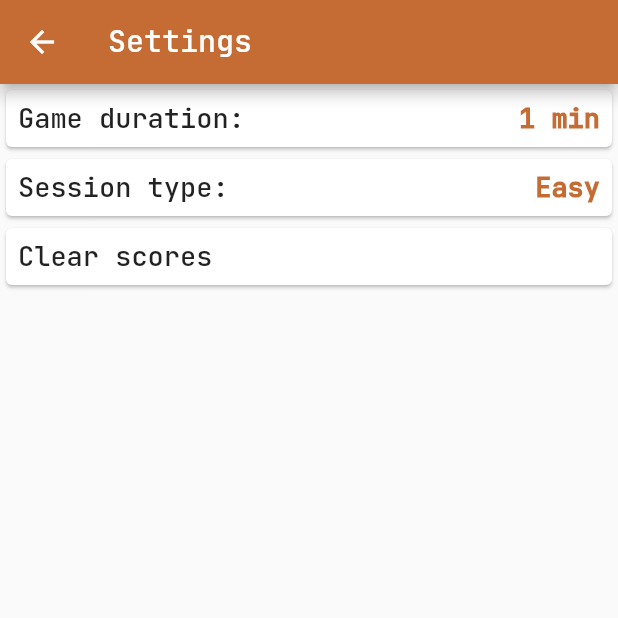
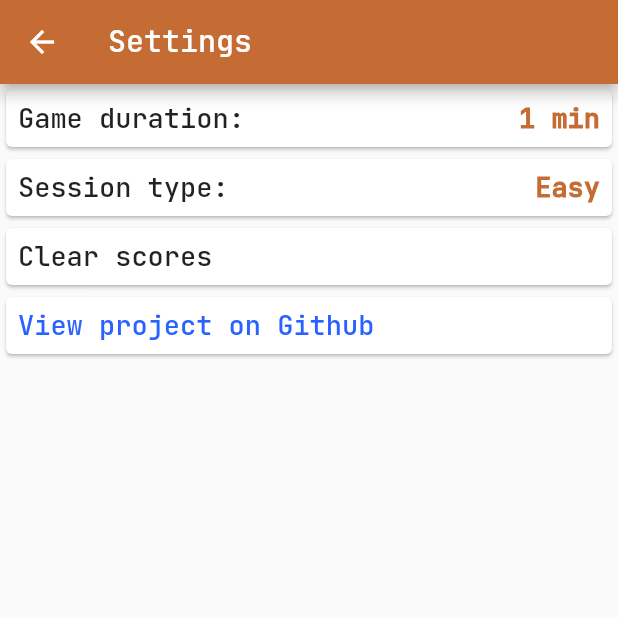
Before and after one commit to Cifruktus/MathTraining, a Flutter app: the SettingsPage screen opened directly, on a phone screen of 412 x 824 dp, the top half of it. Run offline on Flutter 3.47's test engine with Material 2 defaults, Android fonts, the light colour scheme and no system bars; our stand-ins replace bloc, equatable, flutter_bloc, hydrated_bloc.

Commit message:
Added link to github

```diff
--- a/lib/settings/view/settings_page.dart
+++ b/lib/settings/view/settings_page.dart
@@ -4,7 +4,9 @@ import 'package:math_training/math_game/training.dart';
 import 'package:math_training/scores/cubit/scored_bloc.dart';
 import 'package:math_training/settings/cubit/app_settings_cubit.dart';
 import 'package:math_training/settings/view/widgets.dart';
+import 'package:url_launcher/url_launcher.dart';
 
+final Uri githubPage = Uri.parse('https://github.com/Cifruktus/MathTraining');
 
 class SettingsPage extends StatelessWidget {
   const SettingsPage({Key? key}) : super(key: key);
@@ -33,6 +35,7 @@ class SettingsPage extends StatelessWidget {
           MathDurationEditor(),
           MathSessionEditor(),
           ClearScoresButton(),
+          GithubPageButton(),
         ],
       ),
     );
@@ -69,6 +72,21 @@ class ClearScoresButton extends StatelessWidget {
     if (answer == true) {
       context.read<ScoresCubit>().clearScores();
     }
+  }
+}
+
+class GithubPageButton extends StatelessWidget {
+  @override
+  Widget build(BuildContext context) {
+    return NameValueCard(
+      onTap: () => launchUrl(githubPage),
+      name: Text("View project on Github",
+        style: TextStyle(
+          color: Colors.blueAccent[700]
+        ),
+      ),
+      value: Container(),
+    );
   }
 }
 
--- a/pubspec.yaml
+++ b/pubspec.yaml
@@ -19,6 +19,7 @@ dependencies:
   json_annotation: ^4.0.0
   cupertino_icons: ^1.0.2
   path_provider: ^2.0.7
+  url_launcher: ^6.1.3
 
 dev_dependencies:
   flutter_test:
```
